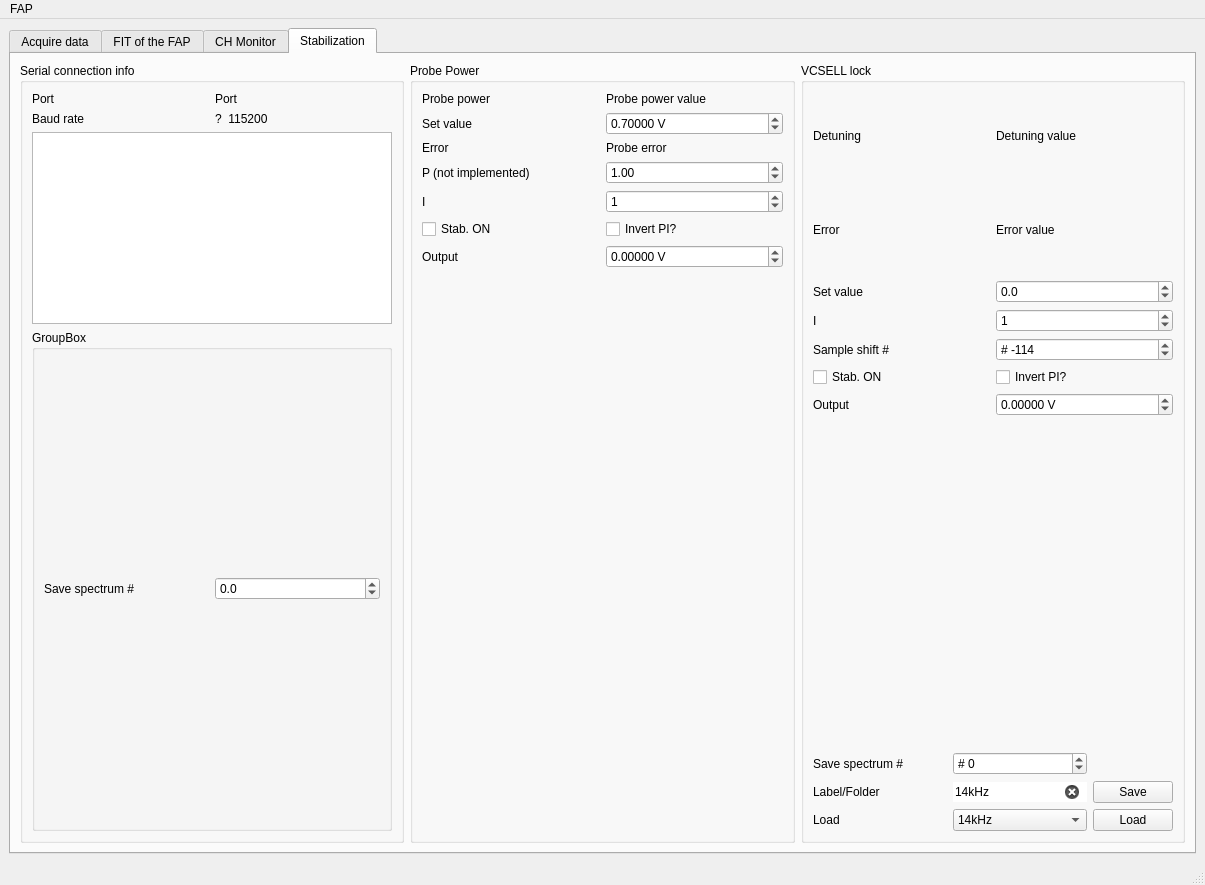
The window that gui.ui (zoran-grujic/FAP-TiePie) describes before a commit, drawn with Qt 5.
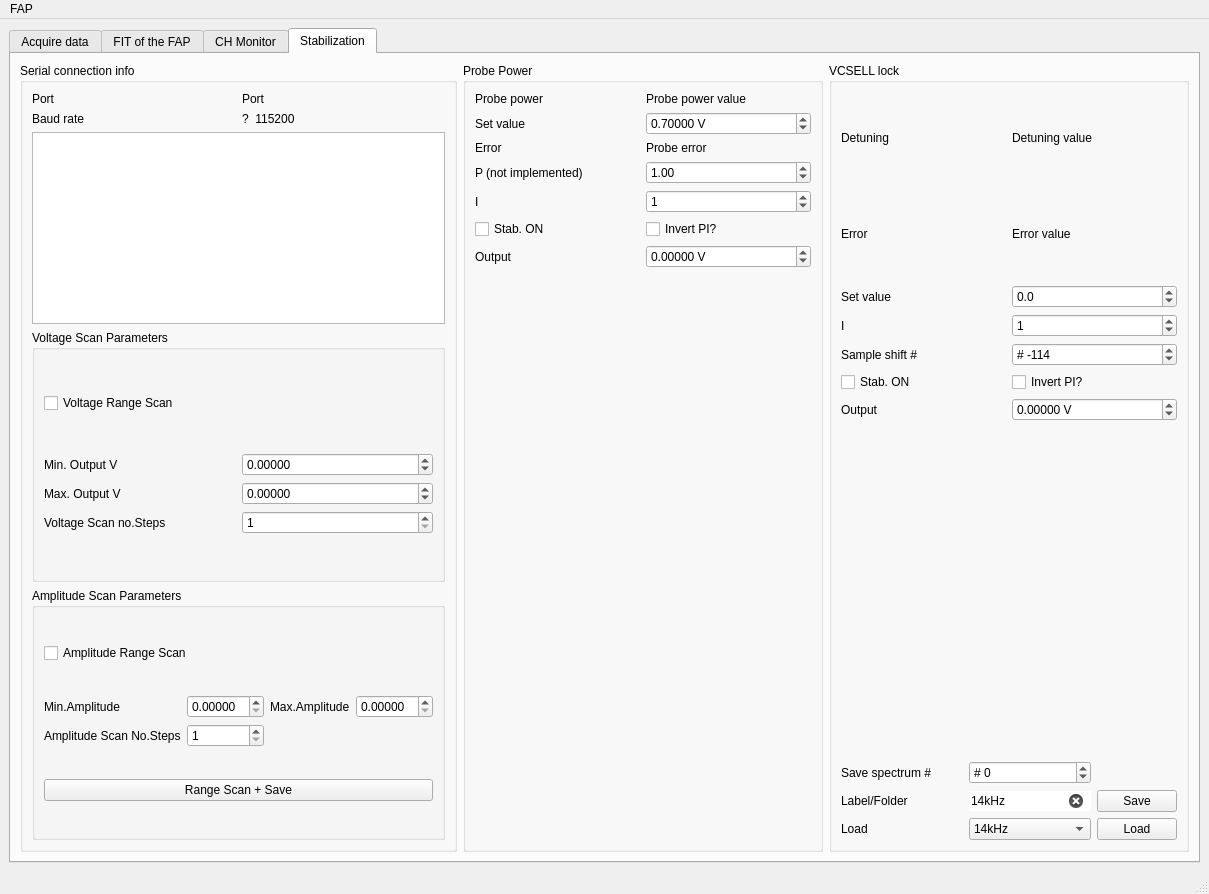
The same window after the commit. Icons and pictures are not drawn.

Commit message: Implementeing scan VCSEL

Patch:
```diff
--- a/gui.ui
+++ b/gui.ui
@@ -6,8 +6,8 @@
    <rect>
     <x>0</x>
     <y>0</y>
-    <width>1205</width>
-    <height>885</height>
+    <width>1209</width>
+    <height>894</height>
    </rect>
   </property>
   <property name="windowTitle">
@@ -1892,18 +1892,79 @@
               </sizepolicy>
              </property>
              <property name="title">
-              <string>GroupBox</string>
+              <string>Voltage Scan Parameters</string>
              </property>
              <layout class="QGridLayout" name="gridLayout_24">
-              <item row="0" column="0">
+              <item row="1" column="0">
                <layout class="QGridLayout" name="gridLayout_21">
+                <property name="horizontalSpacing">
+                 <number>7</number>
+                </property>
+                <item row="1" column="1">
+                 <widget class="QDoubleSpinBox" name="doubleSpinBox_scan_maxOutV">
+                  <property name="suffix">
+                   <string/>
+                  </property>
+                  <property name="decimals">
+                   <number>5</number>
+                  </property>
+                  <property name="minimum">
+                   <double>-10.000000000000000</double>
+                  </property>
+                  <property name="maximum">
+                   <double>10.000000000000000</double>
+                  </property>
+                  <property name="singleStep">
+                   <double>1.000000000000000</double>
+                  </property>
+                  <property name="value">
+                   <double>0.000000000000000</double>
+                  </property>
+                 </widget>
+                </item>
+                <item row="2" column="0">
+                 <widget class="QLabel" name="VScanStep">
+                  <property name="text">
+                   <string>Voltage Scan no.Steps</string>
+                  </property>
+                 </widget>
+                </item>
+                <item row="1" column="0">
+                 <widget class="QLabel" name="Max_output_V_2">
+                  <property name="text">
+                   <string>Max. Output V</string>
+                  </property>
+                 </widget>
+                </item>
+                <item row="2" column="1">
+                 <widget class="QDoubleSpinBox" name="doubleSpinBox_VScanIntervals">
+                  <property name="suffix">
+                   <string/>
+                  </property>
+                  <property name="decimals">
+                   <number>0</number>
+                  </property>
+                  <property name="minimum">
+                   <double>1.000000000000000</double>
+                  </property>
+                  <property name="maximum">
+                   <double>50.000000000000000</double>
+                  </property>
+                  <property name="singleStep">
+                   <double>1.000000000000000</double>
+                  </property>
+                  <property name="value">
+                   <double>1.000000000000000</double>
+                  </property>
+                 </widget>
+                </item>
                 <item row="0" column="1">
                  <widget class="QDoubleSpinBox" name="doubleSpinBox_setVCSELL_2">
                   <property name="suffix">
                    <string/>
                   </property>
                   <property name="decimals">
-                   <number>1</number>
+                   <number>5</number>
                   </property>
                   <property name="minimum">
                    <double>-10.000000000000000</double>
@@ -1922,12 +1983,19 @@
                 <item row="0" column="0">
                  <widget class="QLabel" name="label_54">
                   <property name="text">
-                   <string>Save spectrum #</string>
+                   <string>Min. Output V</string>
                   </property>
                  </widget>
                 </item>
                </layout>
               </item>
+              <item row="0" column="0">
+               <widget class="QCheckBox" name="checkBox_VRangeScan">
+                <property name="text">
+                 <string>Voltage Range Scan</string>
+                </property>
+               </widget>
+              </item>
              </layout>
             </widget>
            </item>
@@ -1944,6 +2012,126 @@
              </property>
             </widget>
            </item>
+           <item row="3" column="0">
+            <widget class="QGroupBox" name="groupBox_11">
+             <property name="sizePolicy">
+              <sizepolicy hsizetype="Preferred" vsizetype="Preferred">
+               <horstretch>1</horstretch>
+               <verstretch>1</verstretch>
+              </sizepolicy>
+             </property>
+             <property name="title">
+              <string>Amplitude Scan Parameters</string>
+             </property>
+             <layout class="QGridLayout" name="gridLayout_27">
+              <item row="2" column="0">
+               <widget class="QPushButton" name="RangeScanSave">
+                <property name="text">
+                 <string>Range Scan + Save</string>
+                </property>
+               </widget>
+              </item>
+              <item row="1" column="0">
+               <layout class="QGridLayout" name="gridLayout_26">
+                <item row="0" column="0">
+                 <widget class="QLabel" name="Min_Pump_Level">
+                  <property name="text">
+                   <string>Min.Amplitude</string>
+                  </property>
+                 </widget>
+                </item>
+                <item row="0" column="2">
+                 <widget class="QLabel" name="label_38">
+                  <property name="text">
+                   <string>Max.Amplitude</string>
+                  </property>
+                 </widget>
+                </item>
+                <item row="1" column="0">
+                 <widget class="QLabel" name="AScanStep_2">
+                  <property name="text">
+                   <string>Amplitude Scan No.Steps</string>
+                  </property>
+                 </widget>
+                </item>
+                <item row="0" column="3">
+                 <widget class="QDoubleSpinBox" name="doubleSpinBox_scan_maxAmplitude">
+                  <property name="suffix">
+                   <string/>
+                  </property>
+                  <property name="decimals">
+                   <number>5</number>
+                  </property>
+                  <property name="minimum">
+                   <double>0.000000000000000</double>
+                  </property>
+                  <property name="maximum">
+                   <double>10.000000000000000</double>
+                  </property>
+                  <property name="singleStep">
+                   <double>1.000000000000000</double>
+                  </property>
+                  <property name="value">
+                   <double>0.000000000000000</double>
+                  </property>
+                 </widget>
+                </item>
+                <item row="1" column="1">
+                 <widget class="QDoubleSpinBox" name="doubleSpinBox_AmplitudeScanIntervals">
+                  <property name="suffix">
+                   <string/>
+                  </property>
+                  <property name="decimals">
+                   <number>0</number>
+                  </property>
+                  <property name="minimum">
+                   <double>1.000000000000000</double>
+                  </property>
+                  <property name="maximum">
+                   <double>50.000000000000000</double>
+                  </property>
+                  <property name="singleStep">
+                   <double>1.000000000000000</double>
+                  </property>
+                  <property name="value">
+                   <double>1.000000000000000</double>
+                  </property>
+                 </widget>
+                </item>
+                <item row="0" column="1">
+                 <widget class="QDoubleSpinBox" name="doubleSpinBox_scan_minAmplitude">
+                  <property name="suffix">
+                   <string/>
+                  </property>
+                  <property name="decimals">
+                   <number>5</number>
+                  </property>
+                  <property name="minimum">
+                   <double>0.000000000000000</double>
+                  </property>
+                  <property name="maximum">
+                   <double>10.000000000000000</double>
+                  </property>
+                  <property name="singleStep">
+                   <double>1.000000000000000</double>
+                  </property>
+                  <property name="value">
+                   <double>0.000000000000000</double>
+                  </property>
+                 </widget>
+                </item>
+               </layout>
+              </item>
+              <item row="0" column="0">
+               <widget class="QCheckBox" name="checkBox_AmplitudeRangeScan">
+                <property name="text">
+                 <string>Amplitude Range Scan</string>
+                </property>
+               </widget>
+              </item>
+             </layout>
+            </widget>
+           </item>
           </layout>
          </widget>
         </item>
@@ -2477,8 +2665,8 @@
     <rect>
      <x>0</x>
      <y>0</y>
-     <width>1205</width>
-     <height>26</height>
+     <width>1209</width>
+     <height>21</height>
     </rect>
    </property>
    <widget class="QMenu" name="menuFAP">
```
Left out of the diff: 4 changed lines with no effect on the pictures. The commit also changes 1 other file.
